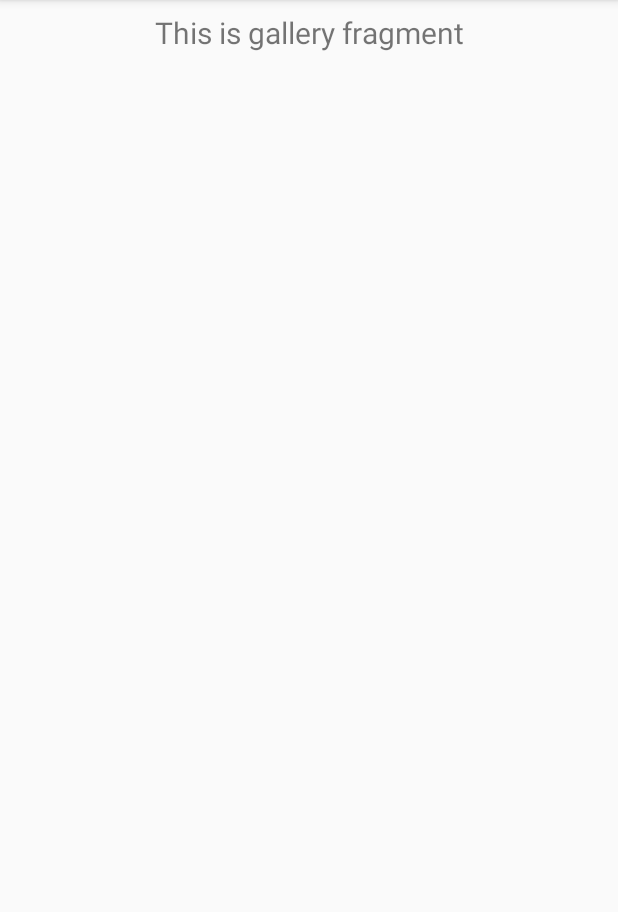
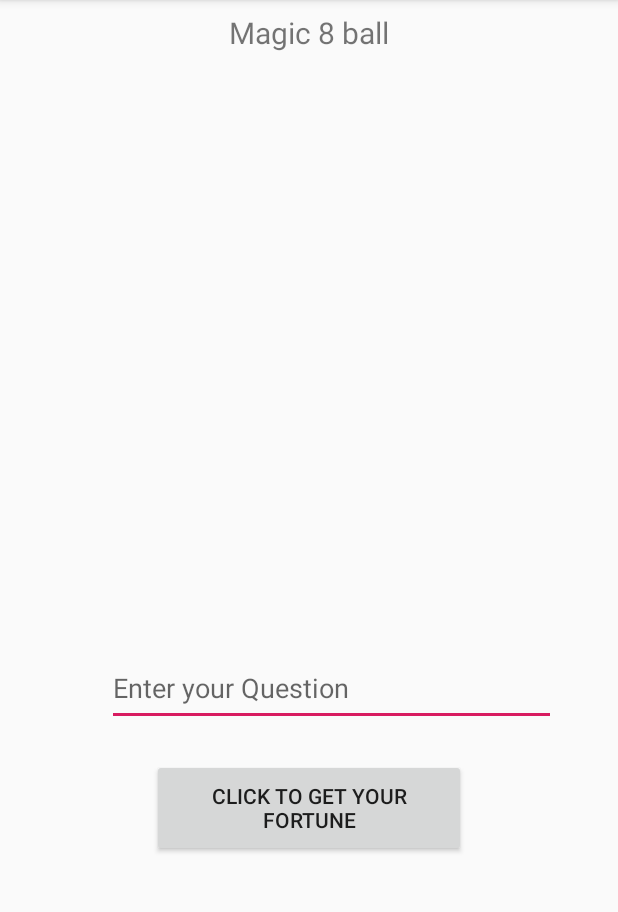
Before and after one commit to hnevarez/Final, an Android app: the fragment GalleryFragment shown on its own in the app's theme, on a phone screen of 412 x 824 dp, the part 84-996 px from its top. Run offline under Robolectric (Android 15) with nearby library versions, the phone set to English and light mode, and no system bars.

Commit message:
Updated the magic 8 ball for now it is gallery

```diff
--- a/app/src/main/java/com/example/magicball/ui/gallery/GalleryViewModel.java
+++ b/app/src/main/java/com/example/magicball/ui/gallery/GalleryViewModel.java
@@ -10,7 +10,7 @@ public class GalleryViewModel extends ViewModel {
 
     public GalleryViewModel() {
         mText = new MutableLiveData<>();
-        mText.setValue("This is gallery fragment");
+        mText.setValue("Magic 8 ball");
     }
 
     public LiveData<String> getText() {
--- a/app/src/main/res/layout/fragment_gallery.xml
+++ b/app/src/main/res/layout/fragment_gallery.xml
@@ -1,6 +1,7 @@
 <?xml version="1.0" encoding="utf-8"?>
 <androidx.constraintlayout.widget.ConstraintLayout xmlns:android="http://schemas.android.com/apk/res/android"
     xmlns:app="http://schemas.android.com/apk/res-auto"
+    xmlns:tools="http://schemas.android.com/tools"
     android:layout_width="match_parent"
     android:layout_height="match_parent">
 
@@ -16,4 +17,30 @@
         app:layout_constraintEnd_toEndOf="parent"
         app:layout_constraintStart_toStartOf="parent"
         app:layout_constraintTop_toTopOf="parent" />
+
+    <Button
+        android:id="@+id/btnRoll"
+        android:layout_width="209dp"
+        android:layout_height="65dp"
+        android:text="@string/click_to_get_your_fortune"
+        app:layout_constraintBottom_toBottomOf="parent"
+        app:layout_constraintEnd_toEndOf="parent"
+        app:layout_constraintStart_toStartOf="parent"
+        app:layout_constraintTop_toTopOf="parent"
+        app:layout_constraintVertical_bias="0.72" />
+
+    <EditText
+        android:id="@+id/etEnterQuestion"
+        android:layout_width="299dp"
+        android:layout_height="50dp"
+        android:ems="10"
+        android:hint="@string/enter_your_question"
+        android:inputType="textPersonName"
+        app:layout_constraintBottom_toBottomOf="parent"
+        app:layout_constraintEnd_toEndOf="parent"
+        app:layout_constraintHorizontal_bias="0.633"
+        app:layout_constraintStart_toStartOf="parent"
+        app:layout_constraintTop_toTopOf="parent"
+        app:layout_constraintVertical_bias="0.604"
+        android:autofillHints="" />
 </androidx.constraintlayout.widget.ConstraintLayout>
--- a/app/src/main/res/values/strings.xml
+++ b/app/src/main/res/values/strings.xml
@@ -13,4 +13,6 @@
     <string name="menu_tools">Tools</string>
     <string name="menu_share">Share</string>
     <string name="menu_send">Send</string>
+    <string name="click_to_get_your_fortune">Click to get your Fortune</string>
+    <string name="enter_your_question">Enter your Question</string>
 </resources>
```
